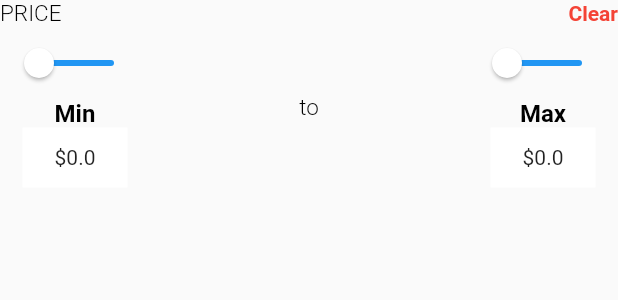
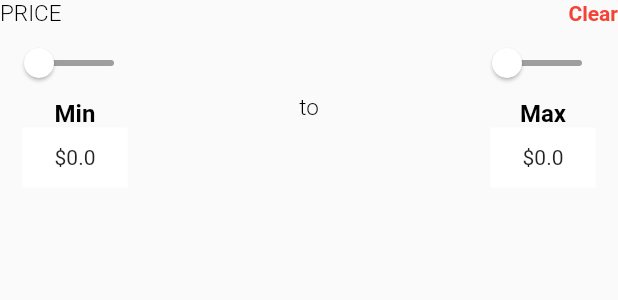
Before and after one commit to KrishnaKrinc/Ecommerce-Intern, a Flutter app: the PriceRangeSlider widget shown alone on an empty page, opened directly with empty values, on a phone screen of 412 x 824 dp. Shown: the top 300 px of the screen. Run offline on Flutter 3.47's test engine with Material 2 defaults, Android fonts, the phone set to English and light mode, and no system bars; our stand-ins replace carousel_slider, get; missing offline and left inert: number_paginator; network calls fail.

Commit message:
Updated filter

```diff
--- a/lib/views/pagelayouts/Productpage/UI/filter_priceSlider.dart
+++ b/lib/views/pagelayouts/Productpage/UI/filter_priceSlider.dart
@@ -56,8 +56,9 @@ class _PriceRangeSliderState extends State<PriceRangeSlider> {
                     child: Slider(
                       min: 0.0,
                       max: 1000.0,
-                      activeColor: ThemeColors.white,
-                      inactiveColor: ThemeColors.blue,
+                      activeColor: ThemeColors.blue,
+                      inactiveColor: ThemeColors.grey,
+                      thumbColor: ThemeColors.white,
                       divisions: 100,
                       onChanged: widget.onMinPriceChanged,
                       value: widget.minPrice,
@@ -88,8 +89,9 @@ class _PriceRangeSliderState extends State<PriceRangeSlider> {
                     child: Slider(
                       min: 0.0,
                       max: 1000.0,
-                      activeColor: ThemeColors.white,
-                      inactiveColor: ThemeColors.blue,
+                      activeColor: ThemeColors.blue,
+                      inactiveColor: ThemeColors.grey,
+                      thumbColor: ThemeColors.white,
                       divisions: 100,
                       onChanged: widget.onMaxPriceChanged,
                       value: widget.maxPrice,
```
